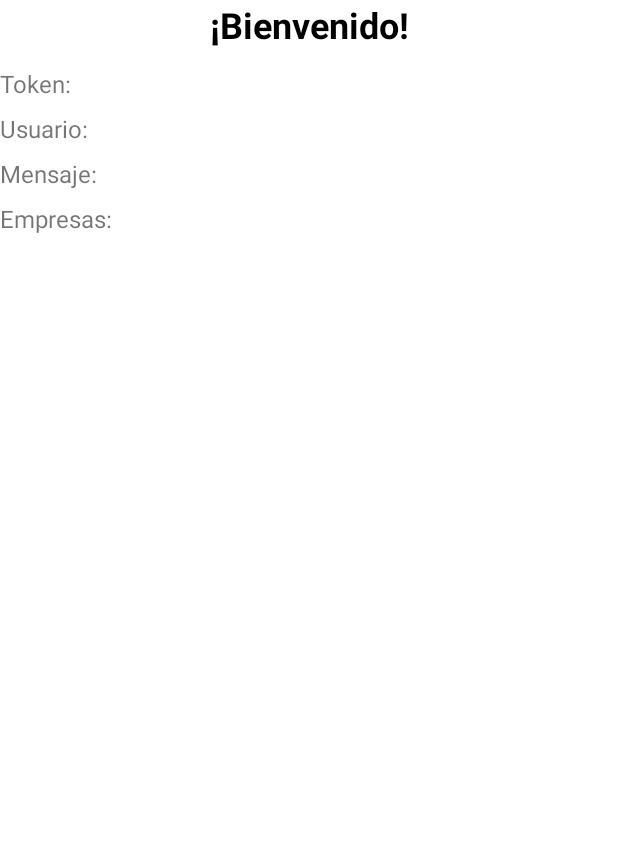
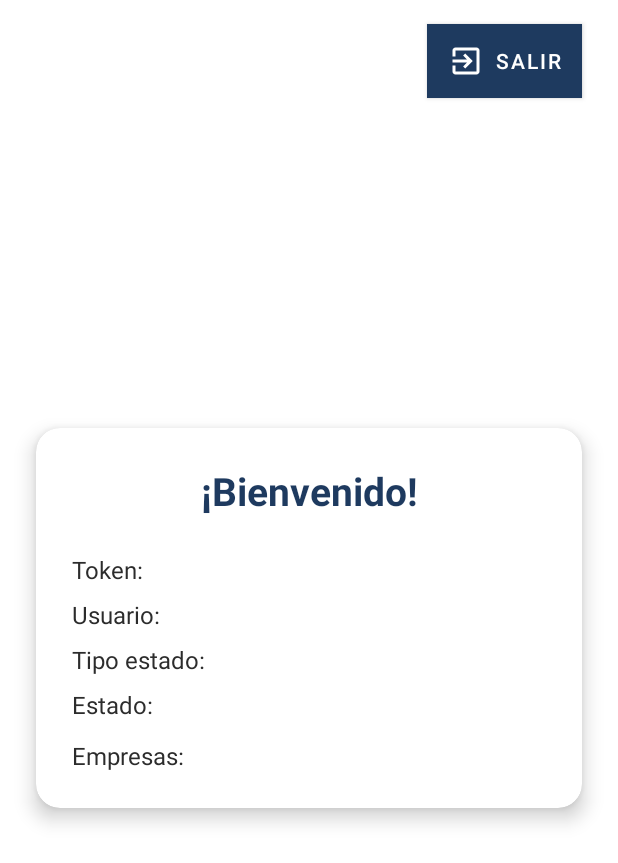
Before and after one commit to danielcontreras205/appstraAPK, an Android app: the layout fragment_home.xml on its own in the app's theme, with its tools: preview values and no code run, on a phone screen of 412 x 824 dp. Shown: the top 863 px of the screen. Run offline under Robolectric (Android 15) with nearby library versions, the phone set to English and light mode, and no system bars.

Commit message:
eliminar sesion y cerrar sesion

```diff
--- a/app/src/main/java/com/example/login/presentation/home/HomeFragment.kt
+++ b/app/src/main/java/com/example/login/presentation/home/HomeFragment.kt
@@ -4,7 +4,9 @@ import android.os.Bundle
 import android.view.LayoutInflater
 import android.view.View
 import android.view.ViewGroup
+import android.widget.Toast
 import androidx.fragment.app.Fragment
+import androidx.navigation.fragment.findNavController
 import com.example.login.R
 import com.example.login.data.session.SessionManager
 import com.example.login.databinding.FragmentHomeBinding
@@ -31,22 +33,25 @@ class HomeFragment : Fragment() {
         val sessionManager = SessionManager(requireContext())
         val token = sessionManager.getToken()
         val user = sessionManager.getUser()
-        val menssage = sessionManager.getMessage()
         val companyList = sessionManager.getCompanyList()
 
         binding.textViewToken.text = "Token: $token"
         binding.textViewUser.text = "Usuario: ${user?.userUser ?: "Sin nombre"}" // Asegúrate que user no sea null
-        binding.textViewMessage.text = "Mensaje: $menssage"
+        binding.textViewTipoEstado.text = "Tipo Estado: ${user?.state?.stateType?.stateTypeName ?: "Sin tipo estado"}"
+        binding.textViewEstado.text = "Estado: ${user?.state?.stateName ?: "Sin tipo estado"}"
         binding.textViewCompanies.text = if (companyList != null && companyList.isNotEmpty()) {
-            "Empresas:\n${companyList.joinToString("\n") { it.companyId.toString() }}"
+            "Empresas: ${companyList.joinToString(",") { it.companyId.toString() }}"
         } else {
             "No hay empresas"
         }
+
+        binding.btnCerrarSesion.setOnClickListener {
+            sessionManager.clearSession()
+            findNavController().navigate(R.id.action_homeFragment_to_LoginFragment)
+            Toast.makeText(requireContext(), "Sesion Cerrada", Toast.LENGTH_SHORT).show()
+        }
+
     }
-
-
-
-
     override fun onDestroyView() {
         super.onDestroyView()
         _binding = null
--- a/app/src/main/java/com/example/login/presentation/login/LoginFragment.kt
+++ b/app/src/main/java/com/example/login/presentation/login/LoginFragment.kt
@@ -18,7 +18,6 @@ class LoginFragment : Fragment() {
 
     private var _binding: FragmentLoginBinding? = null
     private val binding get() = _binding!!
-
     private lateinit var viewModel: LoginViewModel
 
     override fun onCreateView(
@@ -48,13 +47,9 @@ class LoginFragment : Fragment() {
         }
 
         viewModel.loginSuccess.observe(viewLifecycleOwner) { success ->
-
-            if (success) {
-                findNavController().navigate(R.id.action_loginFragment_to_homeFragment)
-            } else {
-                Toast.makeText(context, "Login fallido", Toast.LENGTH_SHORT).show()
-            }
+            handleLoginResult(success, sessionManager)
         }
+        // carga datos a sesion
         viewModel.tokenResponse.observe(viewLifecycleOwner){ response ->
             response?.let {
                 sessionManager.saveSession(it.token,it.user,it.listCompany,it.messageDTO)
@@ -66,4 +61,14 @@ class LoginFragment : Fragment() {
         super.onDestroyView()
         _binding = null
     }
+    // valida el logueo si fue exitoso
+    private fun handleLoginResult(success: Boolean, sessionManager: SessionManager) {
+        if (success) {
+            findNavController().navigate(R.id.action_loginFragment_to_homeFragment)
+            Toast.makeText(requireContext(), sessionManager.getMessage(), Toast.LENGTH_SHORT).show()
+        } else {
+            Toast.makeText(requireContext(), "Login fallido", Toast.LENGTH_SHORT).show()
+        }
+    }
+
 }
--- /dev/null
+++ b/app/src/main/res/drawable/baseline_exit_to_app_24.xml
@@ -0,0 +1,5 @@
+<vector xmlns:android="http://schemas.android.com/apk/res/android" android:autoMirrored="true" android:height="24dp" android:tint="#000000" android:viewportHeight="24" android:viewportWidth="24" android:width="24dp">
+
+    <path android:fillColor="@android:color/white" android:pathData="M10.09,15.59L11.5,17l5,-5 -5,-5 -1.41,1.41L12.67,11H3v2h9.67l-2.58,2.59zM19,3H5c-1.11,0 -2,0.9 -2,2v4h2V5h14v14H5v-4H3v4c0,1.1 0.89,2 2,2h14c1.1,0 2,-0.9 2,-2V5c0,-1.1 -0.9,-2 -2,-2z"/>
+
+</vector>
--- a/app/src/main/res/layout/fragment_home.xml
+++ b/app/src/main/res/layout/fragment_home.xml
@@ -2,69 +2,105 @@
 <androidx.constraintlayout.widget.ConstraintLayout xmlns:android="http://schemas.android.com/apk/res/android"
     xmlns:app="http://schemas.android.com/apk/res-auto"
     xmlns:tools="http://schemas.android.com/tools"
+    android:layout_width="match_parent"
+    android:layout_height="match_parent"
+    android:background="@color/white"
+    tools:context=".MainActivity">
+    <!-- Contenedor con sombra para mejor estilo visual -->
+    <androidx.cardview.widget.CardView
+        android:id="@+id/cardContainer"
+        android:layout_width="0dp"
+        android:layout_height="wrap_content"
+        android:layout_margin="24dp"
+        android:background="@color/white"
+        app:cardCornerRadius="16dp"
+        app:cardElevation="8dp"
+        app:layout_constraintBottom_toBottomOf="parent"
+        app:layout_constraintEnd_toEndOf="parent"
+        app:layout_constraintStart_toStartOf="parent"
+        app:layout_constraintTop_toTopOf="parent">
+
+        <LinearLayout
+            android:layout_width="match_parent"
+            android:layout_height="wrap_content"
+            android:gravity="center_horizontal"
             android:orientation="vertical"
-    android:layout_width="match_parent"
-    android:layout_height="match_parent">
+            android:padding="24dp">
 
             <TextView
                 android:id="@+id/textViewBienvenido"
-        android:layout_width="0dp"
+                android:layout_width="match_parent"
                 android:layout_height="wrap_content"
+                android:gravity="center"
+                android:paddingBottom="16dp"
                 android:text="@string/txt_bienvenido"
-        android:textSize="24sp"
-        android:textStyle="bold"
-        android:gravity="center"
-        android:textColor="@android:color/black"
-        app:layout_constraintTop_toTopOf="parent"
-        app:layout_constraintStart_toStartOf="parent"
-        app:layout_constraintEnd_toEndOf="parent"
-        app:layout_constraintBottom_toTopOf="@+id/textViewToken"
-        android:layout_marginBottom="24dp" />
+                android:textColor="@color/blue_dark"
+                android:textSize="26sp"
+                android:textStyle="bold" />
 
             <TextView
                 android:id="@+id/textViewToken"
-        android:layout_width="0dp"
+                android:layout_width="match_parent"
                 android:layout_height="wrap_content"
+                android:paddingTop="8dp"
                 android:text="@string/TXTtoken"
-        android:textSize="16sp"
-        app:layout_constraintTop_toBottomOf="@+id/textViewBienvenido"
-        app:layout_constraintStart_toStartOf="parent"
-        app:layout_constraintEnd_toEndOf="parent"
-        android:layout_marginTop="12dp" />
+                android:textColor="@color/black"
+                android:textSize="16sp"/>
 
             <TextView
                 android:id="@+id/textViewUser"
-        android:layout_width="0dp"
+                android:layout_width="match_parent"
                 android:layout_height="wrap_content"
+                android:paddingTop="8dp"
                 android:text="@string/TXTusuario"
-        android:textSize="16sp"
-        app:layout_constraintTop_toBottomOf="@id/textViewToken"
-        app:layout_constraintStart_toStartOf="parent"
-        app:layout_constraintEnd_toEndOf="parent"
-        android:layout_marginTop="8dp" />
+                android:textColor="@color/black"
+                android:textSize="16sp" />
 
             <TextView
-        android:id="@+id/textViewMessage"
-        android:layout_width="0dp"
+                android:id="@+id/textViewTipoEstado"
+                android:layout_width="match_parent"
                 android:layout_height="wrap_content"
-        android:text="@string/TXTmensaje"
-        android:textSize="16sp"
-        app:layout_constraintTop_toBottomOf="@id/textViewUser"
-        app:layout_constraintStart_toStartOf="parent"
-        app:layout_constraintEnd_toEndOf="parent"
-        android:layout_marginTop="8dp" />
+                android:paddingTop="8dp"
+                android:text="@string/TXTTipoEstado"
+                android:textColor="@color/black"
+                android:textSize="16sp" />
+
+            <TextView
+                android:id="@+id/textViewEstado"
+                android:layout_width="match_parent"
+                android:layout_height="wrap_content"
+                android:paddingTop="8dp"
+                android:text="@string/TXTEstado"
+                android:textColor="@color/black"
+                android:textSize="16sp" />
 
             <TextView
                 android:id="@+id/textViewCompanies"
-        android:layout_width="0dp"
+                android:layout_width="match_parent"
                 android:layout_height="wrap_content"
+                android:paddingTop="12dp"
                 android:text="@string/TXTempresas"
-        android:textSize="16sp"
-        app:layout_constraintTop_toBottomOf="@id/textViewMessage"
-        app:layout_constraintStart_toStartOf="parent"
-        app:layout_constraintEnd_toEndOf="parent"
-        android:layout_marginTop="8dp"
-        android:layout_marginBottom="16dp" />
+                android:textColor="@color/black"
+                android:textSize="16sp" />
 
+        </LinearLayout>
+    </androidx.cardview.widget.CardView>
+
+    <com.google.android.material.button.MaterialButton
+        android:id="@+id/btnCerrarSesion"
+        android:layout_width="103dp"
+        android:layout_height="49dp"
+        android:layout_marginTop="16dp"
+        android:clickable="true"
+        android:focusable="true"
+        android:padding="8dp"
+        android:text="@string/ButtonSalir"
+        android:textColor="@color/white"
+        android:background="@color/blue_dark"
+        app:icon="@drawable/baseline_exit_to_app_24"
+        app:iconGravity="textStart"
+        app:iconPadding="8dp"
+        app:layout_constraintEnd_toEndOf="@+id/cardContainer"
+        app:layout_constraintTop_toTopOf="parent" />
 
 </androidx.constraintlayout.widget.ConstraintLayout>
--- a/app/src/main/res/navigation/nav_graph.xml
+++ b/app/src/main/res/navigation/nav_graph.xml
@@ -20,4 +20,8 @@
         android:name="com.example.login.presentation.home.HomeFragment"
         android:label="Home"
         tools:layout="@layout/fragment_home"/>
+        <action
+            android:id="@+id/action_homeFragment_to_LoginFragment"
+            app:destination="@id/loginFragment" />
+
 </navigation>
--- a/app/src/main/res/values-night/colors.xml
+++ b/app/src/main/res/values-night/colors.xml
@@ -9,4 +9,5 @@
 
     <!-- Texto sobre fondo oscuro -->
     <color name="white">#2C2C2C</color>            <!-- Mantenemos blanco para texto -->
+    <color name="black">#FFFFFF</color>
 </resources>
--- a/app/src/main/res/values/colors.xml
+++ b/app/src/main/res/values/colors.xml
@@ -4,4 +4,5 @@
     <color name="gray_medium">#6C757D</color>
     <color name="gray_dark">#495057</color>
     <color name="white">#FFFFFF</color>
+    <color name="black">#2C2C2C</color>
 </resources>
--- a/app/src/main/res/values/strings.xml
+++ b/app/src/main/res/values/strings.xml
@@ -9,6 +9,7 @@
     <string name="TXTusuario">Usuario:</string>
     <string name="TXTmensaje">Mensaje:</string>
     <string name="TXTempresas">Empresas:</string>
-
-
+    <string name="TXTEstado" >Estado:</string>
+    <string name="TXTTipoEstado">Tipo estado:</string>
+    <string name="ButtonSalir">Salir</string>
 </resources>
```
Lines whose indentation alone changed are shown as unchanged.
